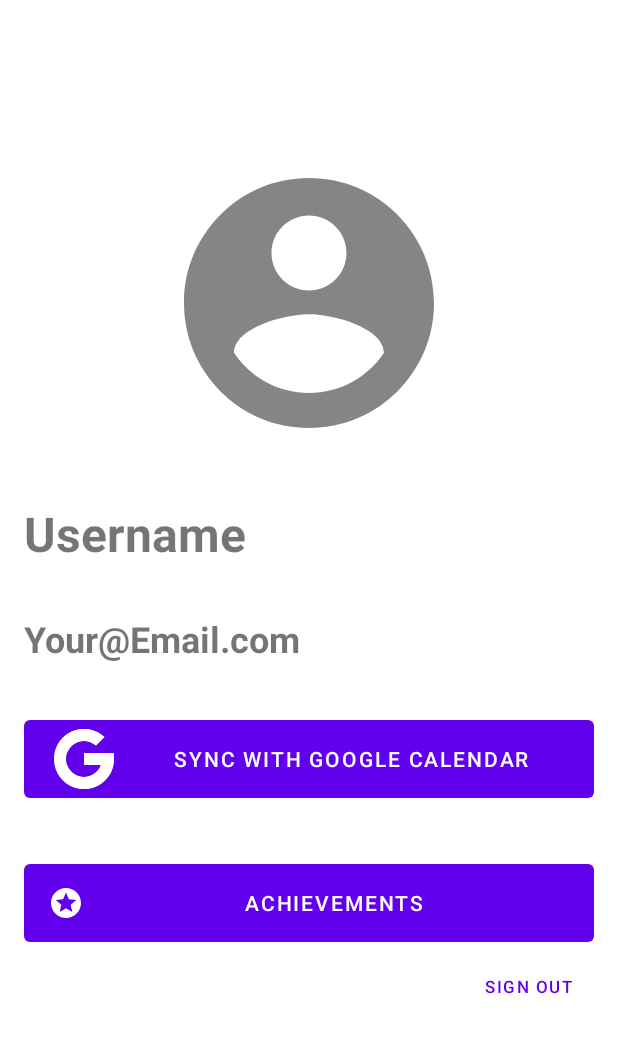
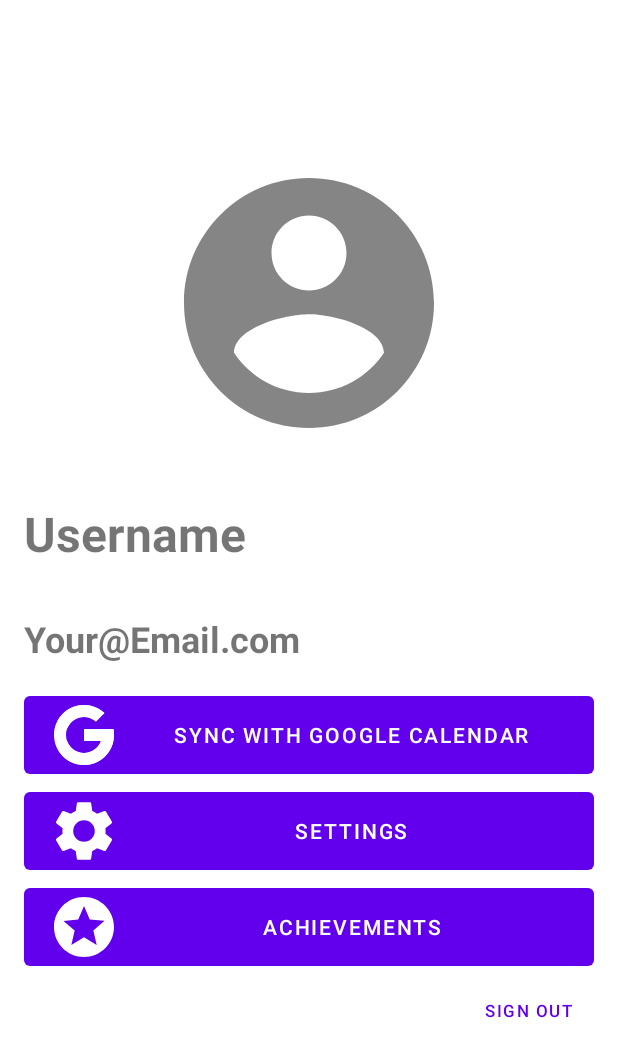
Before and after one commit to padm-2022-q1/EsTo-Do-easy, an Android app: the layout fragment_profile_page.xml on its own in the app's theme, with its tools: preview values and no code run, on a phone screen of 412 x 824 dp. Shown: the top 1057 px of the screen. Run offline under Robolectric (Android 15) with nearby library versions, the phone set to English and light mode, and no system bars.

Commit message:
update Profile Navigation, add profile actions (to settings, to login)

```diff
--- /dev/null
+++ b/app/src/main/res/drawable/ic_baseline_settings_24.xml
@@ -0,0 +1,10 @@
+<vector xmlns:android="http://schemas.android.com/apk/res/android"
+    android:width="24dp"
+    android:height="24dp"
+    android:viewportWidth="24"
+    android:viewportHeight="24"
+    android:tint="?attr/colorControlNormal">
+  <path
+      android:fillColor="@android:color/white"
+      android:pathData="M19.14,12.94c0.04,-0.3 0.06,-0.61 0.06,-0.94c0,-0.32 -0.02,-0.64 -0.07,-0.94l2.03,-1.58c0.18,-0.14 0.23,-0.41 0.12,-0.61l-1.92,-3.32c-0.12,-0.22 -0.37,-0.29 -0.59,-0.22l-2.39,0.96c-0.5,-0.38 -1.03,-0.7 -1.62,-0.94L14.4,2.81c-0.04,-0.24 -0.24,-0.41 -0.48,-0.41h-3.84c-0.24,0 -0.43,0.17 -0.47,0.41L9.25,5.35C8.66,5.59 8.12,5.92 7.63,6.29L5.24,5.33c-0.22,-0.08 -0.47,0 -0.59,0.22L2.74,8.87C2.62,9.08 2.66,9.34 2.86,9.48l2.03,1.58C4.84,11.36 4.8,11.69 4.8,12s0.02,0.64 0.07,0.94l-2.03,1.58c-0.18,0.14 -0.23,0.41 -0.12,0.61l1.92,3.32c0.12,0.22 0.37,0.29 0.59,0.22l2.39,-0.96c0.5,0.38 1.03,0.7 1.62,0.94l0.36,2.54c0.05,0.24 0.24,0.41 0.48,0.41h3.84c0.24,0 0.44,-0.17 0.47,-0.41l0.36,-2.54c0.59,-0.24 1.13,-0.56 1.62,-0.94l2.39,0.96c0.22,0.08 0.47,0 0.59,-0.22l1.92,-3.32c0.12,-0.22 0.07,-0.47 -0.12,-0.61L19.14,12.94zM12,15.6c-1.98,0 -3.6,-1.62 -3.6,-3.6s1.62,-3.6 3.6,-3.6s3.6,1.62 3.6,3.6S13.98,15.6 12,15.6z"/>
+</vector>
--- a/app/src/main/res/layout/fragment_profile_page.xml
+++ b/app/src/main/res/layout/fragment_profile_page.xml
@@ -55,7 +55,7 @@
         android:id="@+id/profile_sync_google_calendar"
         android:layout_width="match_parent"
         android:layout_height="64dp"
-        android:layout_marginTop="32dp"
+        android:layout_marginTop="16dp"
         android:text="@string/profile_sync_google_calendar_button_text"
         app:icon="@drawable/ic_icons8_google"
         style="@style/Widget.MaterialComponents.Button.UnelevatedButton"
@@ -66,18 +66,36 @@
         />
 
     <com.google.android.material.button.MaterialButton
-        android:id="@+id/profile_achivements_button"
+        android:id="@+id/profile_settings_button"
         android:layout_width="match_parent"
         android:layout_height="64dp"
-        android:layout_marginTop="32dp"
-        android:text="@string/profile_achievements_button_text"
-        app:icon="@drawable/ic_baseline_stars_24"
+
+        android:text="@string/profile_settings_button_text"
+        app:icon="@drawable/ic_baseline_settings_24"
+        app:iconSize="48sp"
         style="@style/Widget.MaterialComponents.Button.UnelevatedButton"
         app:layout_constraintLeft_toLeftOf="@id/profile_email_profile"
         app:layout_constraintTop_toBottomOf="@id/profile_sync_google_calendar"
         android:layout_marginStart="16dp"
         android:layout_marginEnd="16dp"
         />
+
+    <com.google.android.material.button.MaterialButton
+        android:id="@+id/profile_achivements_button"
+        android:layout_width="match_parent"
+        android:layout_height="64dp"
+
+        android:text="@string/profile_achievements_button_text"
+        app:icon="@drawable/ic_baseline_stars_24"
+        app:iconSize="48sp"
+        style="@style/Widget.MaterialComponents.Button.UnelevatedButton"
+        app:layout_constraintLeft_toLeftOf="@id/profile_email_profile"
+        app:layout_constraintTop_toBottomOf="@id/profile_settings_button"
+        android:layout_marginStart="16dp"
+        android:layout_marginEnd="16dp"
+        />
+
+
 
     <com.google.android.material.button.MaterialButton
         android:id="@+id/profile_sign_out"
--- a/app/src/main/res/values/strings.xml
+++ b/app/src/main/res/values/strings.xml
@@ -66,4 +66,5 @@
     <string name="planning_edit_text">Editar</string>
     <string name="planning_list_item_title_default">NomeProjeto</string>
     <string name="planning_list_item_name_task_default">NomeTarefa</string>
+    <string name="profile_settings_button_text">Settings</string>
 </resources>
```
Also changed, not shown: app/src/main/java/br/edu/ufabc/EsToDoeasy/MainActivity.kt (+32 -0 lines), app/src/main/java/br/edu/ufabc/EsToDoeasy/view/LoginPageFragment.kt (+25 -32 lines), app/src/main/java/br/edu/ufabc/EsToDoeasy/view/ProfilePageFragment.kt (+22 -33 lines), app/src/main/java/br/edu/ufabc/EsToDoeasy/viewmodel/MainViewModel.kt (+8 -0 lines), app/src/main/res/navigation/mobile_navigation.xml (+23 -0 lines).
